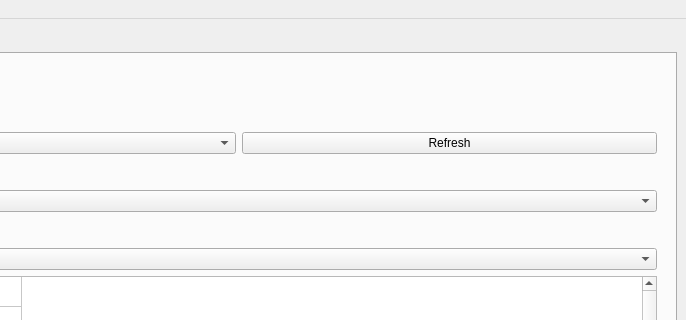
phuctm012/ECU-Flashing-Tool, file gui/main_window.ui: the form before one commit; both pictures show x 414 to 1100 and y 0 to 320 of the 1100 by 850 pixel window.
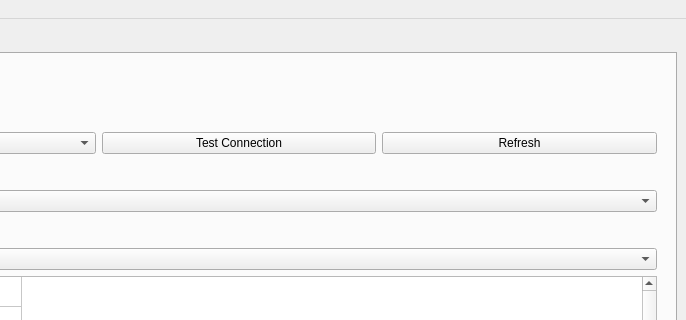
The form after the commit. The open tabs and pages were chosen to show the change.

Commit message: Add Datablocks right-click menu and a Test Connection button

Patch:
```diff
--- a/gui/main_window.ui
+++ b/gui/main_window.ui
@@ -361,6 +361,13 @@
                <item>
                 <widget class="QComboBox" name="comboBoxHardware"/>
                </item>
+               <item>
+                <widget class="QPushButton" name="buttonTestConnectionHardware">
+                 <property name="text">
+                  <string>Test Connection</string>
+                 </property>
+                </widget>
+               </item>
                <item>
                 <widget class="QPushButton" name="buttonRefreshHardware">
                  <property name="text">
```
The commit also changes 5 other files.
